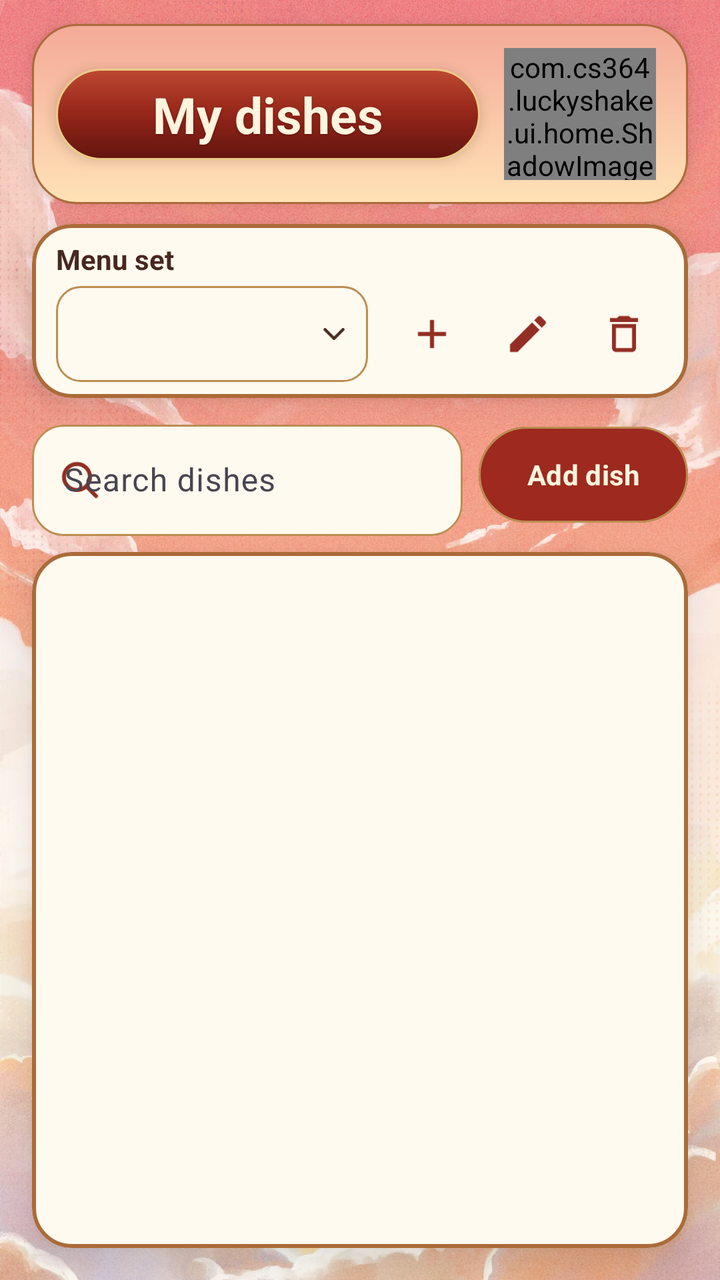
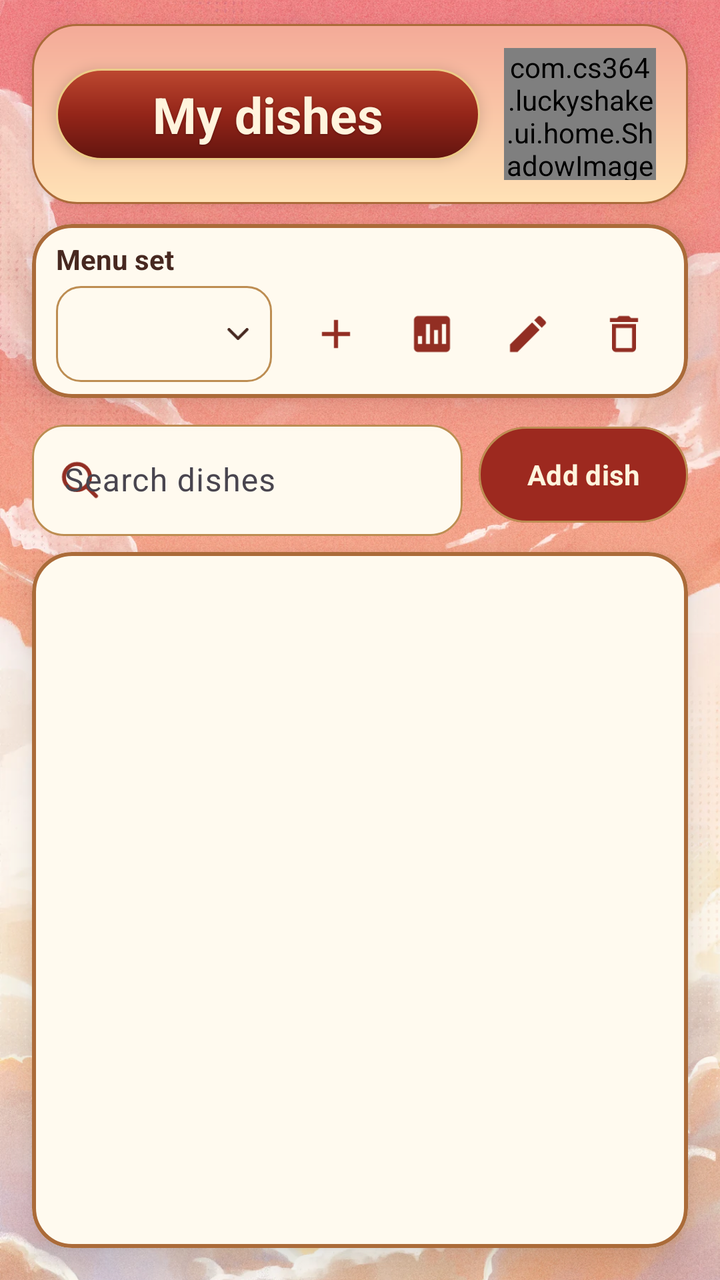

Two renders of the same Android screen: before a commit and after it. Below are the layout's source before the change and the commit's diff.
<!-- AndroidManifest.xml: application theme Theme.LuckyShake -->
<!-- res/layout/activity_menu_list.xml -->
<?xml version="1.0" encoding="utf-8"?>
<FrameLayout xmlns:android="http://schemas.android.com/apk/res/android"
    xmlns:app="http://schemas.android.com/apk/res-auto"
    xmlns:tools="http://schemas.android.com/tools"
    android:layout_width="match_parent"
    android:layout_height="match_parent"
    android:theme="@style/ThemeOverlay.LuckyShake.Home">

    <ImageView style="@style/Widget.LuckyShake.TabPage.Sky" />

    <LinearLayout
        android:id="@+id/menu_list_root"
        android:layout_width="match_parent"
        android:layout_height="match_parent"
        android:orientation="vertical"
        tools:context=".ui.menu.MenuListActivity">

        <androidx.constraintlayout.widget.ConstraintLayout
            style="@style/Widget.LuckyShake.TabBanner"
            android:layout_marginHorizontal="@dimen/spacing_md"
            android:layout_marginTop="12dp">

            <TextView
                android:id="@+id/menu_list_title"
                style="@style/Widget.LuckyShake.TabBanner.Title"
                android:text="@string/menu_list_title_main"
                app:layout_constraintBottom_toBottomOf="parent"
                app:layout_constraintEnd_toStartOf="@id/tab_banner_art"
                app:layout_constraintStart_toStartOf="parent"
                app:layout_constraintTop_toTopOf="parent" />

            <com.cs364.luckyshake.ui.home.ShadowImageView
                android:id="@+id/tab_banner_art"
                style="@style/Widget.LuckyShake.TabBanner.Art"
                android:layout_width="76dp"
                android:layout_height="66dp"
                app:srcCompat="@drawable/menu_rice_bowl"
                app:layout_constraintBottom_toBottomOf="parent"
                app:layout_constraintEnd_toEndOf="parent"
                app:layout_constraintTop_toTopOf="parent" />
        </androidx.constraintlayout.widget.ConstraintLayout>

        
        <com.google.android.material.card.MaterialCardView
            style="@style/Widget.LuckyShake.Card.Tab"
            android:layout_width="match_parent"
            android:layout_height="wrap_content"
            android:layout_marginHorizontal="@dimen/spacing_md"
            android:layout_marginTop="10dp">

            <LinearLayout
                android:layout_width="match_parent"
                android:layout_height="wrap_content"
                android:orientation="vertical"
                android:paddingStart="12dp"
                android:paddingTop="8dp"
                android:paddingEnd="8dp"
                android:paddingBottom="8dp">

                <TextView
                    android:layout_width="match_parent"
                    android:layout_height="wrap_content"
                    android:labelFor="@id/menu_list_set_spinner"
                    android:text="@string/menu_list_label_set"
                    android:textColor="?attr/colorOnSurface"
                    android:textSize="14sp"
                    android:textStyle="bold" />

                <LinearLayout
                    android:layout_width="match_parent"
                    android:layout_height="wrap_content"
                    android:layout_marginTop="4dp"
                    android:gravity="center_vertical"
                    android:orientation="horizontal">

                    <Spinner
                        android:id="@+id/menu_list_set_spinner"
                        android:layout_width="0dp"
                        android:layout_height="wrap_content"
                        android:layout_marginEnd="@dimen/spacing_sm"
                        android:layout_weight="1"
                        android:contentDescription="@string/menu_list_label_set"
                        android:minHeight="48dp"
                        android:background="@drawable/home_spinner_background"
                        android:paddingStart="10dp"
                        android:paddingEnd="30dp"
                        android:popupBackground="@color/home_field" />

                    <ImageButton
                        android:id="@+id/menu_sets_btn_add"
                        android:layout_width="48dp"
                        android:layout_height="48dp"
                        android:background="?attr/selectableItemBackgroundBorderless"
                        android:contentDescription="@string/menu_sets_btn_add"
                        android:src="@drawable/ic_add"
                        android:tooltipText="@string/menu_sets_btn_add"
                        app:tint="@color/home_accent" />

                    <ImageButton
                        android:id="@+id/menu_sets_btn_rename"
                        android:layout_width="48dp"
                        android:layout_height="48dp"
                        android:background="?attr/selectableItemBackgroundBorderless"
                        android:contentDescription="@string/menu_sets_btn_rename"
                        android:src="@drawable/ic_edit"
                        android:tooltipText="@string/menu_sets_btn_rename"
                        app:tint="@color/home_accent" />

                    <ImageButton
                        android:id="@+id/menu_sets_btn_delete"
                        android:layout_width="48dp"
                        android:layout_height="48dp"
                        android:background="?attr/selectableItemBackgroundBorderless"
                        android:contentDescription="@string/menu_sets_btn_delete"
                        android:src="@drawable/ic_delete_outline"
                        android:tooltipText="@string/menu_sets_btn_delete"
                        app:tint="@color/home_accent" />
                </LinearLayout>
            </LinearLayout>
        </com.google.android.material.card.MaterialCardView>

        
        <LinearLayout
            android:layout_width="match_parent"
            android:layout_height="wrap_content"
            android:layout_marginHorizontal="@dimen/spacing_md"
            android:layout_marginTop="@dimen/spacing_sm"
            android:gravity="center_vertical"
            android:orientation="horizontal">

            <com.google.android.material.textfield.TextInputLayout
                style="@style/Widget.Material3.TextInputLayout.OutlinedBox"
                android:layout_width="0dp"
                android:layout_height="wrap_content"
                android:layout_marginEnd="@dimen/spacing_sm"
                android:layout_weight="1"
                android:hint="@string/menu_list_hint_search"
                app:boxBackgroundColor="@color/home_field"
                app:boxCornerRadiusBottomEnd="16dp"
                app:boxCornerRadiusBottomStart="16dp"
                app:boxCornerRadiusTopEnd="16dp"
                app:boxCornerRadiusTopStart="16dp"
                app:boxStrokeColor="@color/menu_search_stroke"
                app:hintTextColor="@color/home_accent"
                app:startIconDrawable="@drawable/menu_search_icon"
                app:startIconTint="@color/home_accent">

                <com.google.android.material.textfield.TextInputEditText
                    android:id="@+id/menu_list_search"
                    android:layout_width="match_parent"
                    android:layout_height="wrap_content"
                    android:imeOptions="actionSearch"
                    android:inputType="text"
                    android:maxLines="1"
                    android:textColor="@color/home_ink"
                    android:textColorHint="@color/home_ink" />
            </com.google.android.material.textfield.TextInputLayout>

            <com.google.android.material.button.MaterialButton
                android:id="@+id/menu_list_add_button"
                style="@style/Widget.LuckyShake.Button.Menu"
                android:layout_width="wrap_content"
                android:layout_height="wrap_content"
                android:minHeight="56dp"
                android:text="@string/menu_list_btn_add" />
        </LinearLayout>

        
        <com.google.android.material.card.MaterialCardView
            style="@style/Widget.LuckyShake.Card.Tab"
            android:layout_width="match_parent"
            android:layout_height="0dp"
            android:layout_marginHorizontal="@dimen/spacing_md"
            android:layout_marginTop="@dimen/spacing_sm"
            android:layout_marginBottom="@dimen/spacing_md"
            android:layout_weight="1">

            <FrameLayout
                android:layout_width="match_parent"
                android:layout_height="match_parent">

                <androidx.recyclerview.widget.RecyclerView
                    android:id="@+id/menu_list_recycler"
                    android:layout_width="match_parent"
                    android:layout_height="match_parent"
                    android:clipToPadding="false"
                    android:paddingVertical="@dimen/spacing_sm" />

                <LinearLayout
                    android:id="@+id/menu_list_empty_group"
                    android:layout_width="wrap_content"
                    android:layout_height="wrap_content"
                    android:layout_gravity="center"
                    android:gravity="center_horizontal"
                    android:orientation="vertical"
                    android:padding="@dimen/spacing_md"
                    android:visibility="gone">

                    <TextView
                        android:id="@+id/menu_list_empty_text"
                        android:layout_width="wrap_content"
                        android:layout_height="wrap_content"
                        android:gravity="center"
                        android:textColor="?attr/colorOnSurface"
                        android:textSize="@dimen/text_body" />

                    <com.google.android.material.button.MaterialButton
                        android:id="@+id/menu_list_empty_add_button"
                        style="@style/Widget.LuckyShake.Button.Menu"
                        android:layout_width="wrap_content"
                        android:layout_height="wrap_content"
                        android:layout_marginTop="@dimen/spacing_sm"
                        android:text="@string/menu_list_btn_add" />
                </LinearLayout>
            </FrameLayout>
        </com.google.android.material.card.MaterialCardView>
    </LinearLayout>
</FrameLayout>
<!-- resources referenced by this layout -->
<resources>
  <color name="home_accent">#922E23</color>
  <color name="home_field">#FFFAEF</color>
  <color name="home_ink">#472820</color>
  <dimen name="spacing_md">16dp</dimen>
  <dimen name="spacing_sm">8dp</dimen>
  <dimen name="text_body">16sp</dimen>
  <!-- drawable ic_add (drawable) -->
  <vector xmlns:android="http://schemas.android.com/apk/res/android"
      android:width="24dp"
      android:height="24dp"
      android:viewportWidth="24"
      android:viewportHeight="24">
      <path
          android:fillColor="#FF000000"
          android:pathData="M19,13h-6v6h-2v-6H5v-2h6V5h2v6h6v2z" />
  </vector>
  <string name="menu_list_btn_add">Add dish</string>
  <string name="menu_list_hint_search">Search dishes</string>
  <string name="menu_list_label_set">Menu set</string>
  <string name="menu_list_title_main">My dishes</string>
  <string name="menu_sets_btn_add">New set</string>
  <string name="menu_sets_btn_delete">Delete set</string>
  <string name="menu_sets_btn_rename">Rename</string>
  <style name="ThemeOverlay.LuckyShake.Home" parent="">
          <item name="android:fontFamily">sans-serif</item>
          <item name="android:textColorPrimary">@color/home_ink</item>
          <item name="android:textColorSecondary">@color/home_ink</item>
          <item name="colorOnSurface">@color/home_ink</item>
      </style>
  <style name="Theme.LuckyShake" parent="Base.Theme.LuckyShake" />
  <!-- drawable home_select_field (drawable) -->
  <shape xmlns:android="http://schemas.android.com/apk/res/android">
      <solid android:color="@color/home_field" />
      <stroke android:width="1dp" android:color="@color/home_outline" />
      <corners android:radius="12dp" />
  </shape>
  <color name="home_thumb">#FFF4DD</color>
  <!-- drawable button_depth_glaze (drawable) -->
  <shape xmlns:android="http://schemas.android.com/apk/res/android">
      <gradient android:angle="270" android:startColor="#26FFE5B0" android:centerColor="#00000000" android:endColor="#500E0000" />
      <stroke android:width="1dp" android:color="#90EDC783" />
      <corners android:radius="30dp" />
  </shape>
  <color name="home_outline">#BD8D52</color>
  <style name="Widget.LuckyShake.Card" parent="Widget.Material3.CardView.Outlined">
          <item name="cardBackgroundColor">@color/app_surface</item>
          <item name="cardCornerRadius">@dimen/corner_md</item>
          <item name="strokeColor">@color/app_accent</item>
      </style>
  <color name="tab_card_surface">#FFFAEF</color>
  <color name="tab_card_outline">#AB6B39</color>
  <!-- drawable result_title_background (drawable) -->
  <shape xmlns:android="http://schemas.android.com/apk/res/android">
      <gradient android:angle="270" android:startColor="#BD4830" android:centerColor="#942519" android:endColor="#63150F" />
      <stroke android:width="1dp" android:color="#ECCB87" />
      <corners android:radius="24dp" />
  </shape>
  <color name="app_surface">#FFF5DF</color>
  <dimen name="corner_md">16dp</dimen>
  <color name="app_accent">#E4A342</color>
  <color name="tab_banner_start">#F4AA98</color>
  <color name="tab_banner_end">#FFE2B6</color>
  <color name="app_primary">#C52D22</color>
  <color name="app_on_primary">#FFFFFF</color>
  <color name="app_link">#8F1D16</color>
  <color name="app_on_surface">#35211D</color>
  <color name="app_background">#FFE7C2</color>
  <!-- unchanged entries left out for length: 16 -->
</resources>

<!-- the commit's change to res/layout/activity_menu_list.xml (unified diff, before → after) -->
@@ -94,6 +94,16 @@
                         android:contentDescription="@string/menu_sets_btn_add"
                         android:src="@drawable/ic_add"
                         android:tooltipText="@string/menu_sets_btn_add"
+                        app:tint="@color/home_accent" />
+
+                    <ImageButton
+                        android:id="@+id/menu_sets_btn_weights"
+                        android:layout_width="48dp"
+                        android:layout_height="48dp"
+                        android:background="?attr/selectableItemBackgroundBorderless"
+                        android:contentDescription="@string/menu_sets_btn_weights"
+                        android:src="@drawable/ic_weights"
+                        android:tooltipText="@string/menu_sets_btn_weights"
                         app:tint="@color/home_accent" />
 
                     <ImageButton
<!-- resource entries referenced after the edit -->
@@ -16,6 +16,17 @@
           android:fillColor="#FF000000"
           android:pathData="M19,13h-6v6h-2v-6H5v-2h6V5h2v6h6v2z" />
   </vector>
+  <!-- drawable ic_weights (drawable) -->
+  <?xml version="1.0" encoding="utf-8"?>
+  <vector xmlns:android="http://schemas.android.com/apk/res/android"
+      android:width="24dp"
+      android:height="24dp"
+      android:viewportWidth="24"
+      android:viewportHeight="24">
+      <path
+          android:fillColor="@android:color/white"
+          android:pathData="M19,3H5C3.9,3 3,3.9 3,5v14c0,1.1 0.9,2 2,2h14c1.1,0 2,-0.9 2,-2V5C21,3.9 20.1,3 19,3zM7,17H5v-4h2V17zM11,17H9V7h2V17zM15,17h-2v-7h2V17zM19,17h-2v-10h2V17z" />
+  </vector>
   <string name="menu_list_btn_add">Add dish</string>
   <string name="menu_list_hint_search">Search dishes</string>
   <string name="menu_list_label_set">Menu set</string>
@@ -23,6 +34,7 @@
   <string name="menu_sets_btn_add">New set</string>
   <string name="menu_sets_btn_delete">Delete set</string>
   <string name="menu_sets_btn_rename">Rename</string>
+  <string name="menu_sets_btn_weights">How the app thinks</string>
   <style name="ThemeOverlay.LuckyShake.Home" parent="">
           <item name="android:fontFamily">sans-serif</item>
           <item name="android:textColorPrimary">@color/home_ink</item>
